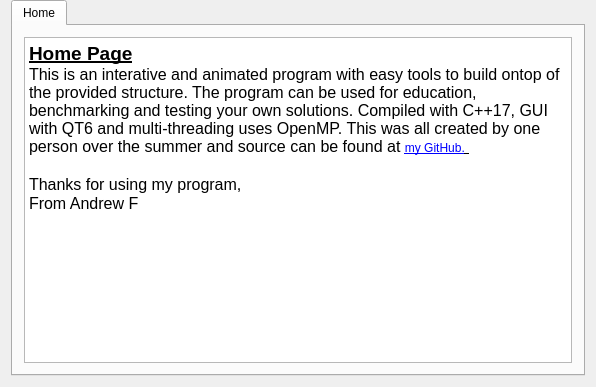
Qt form AF_Program/AF_Program/MainWidget.ui (AndrewF001/Andrews_Program) before a commit.
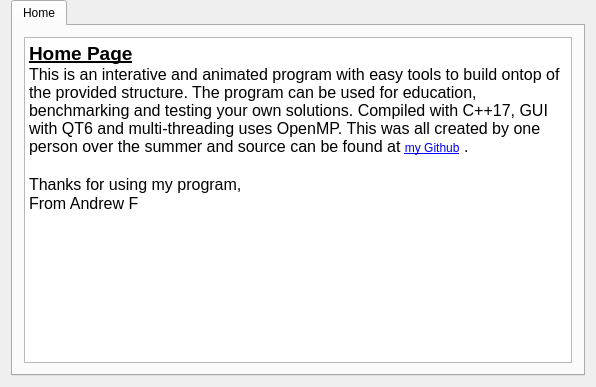
The same form after that commit. Icons and pictures are not drawn.

Commit message: fixed hyperlink on home page

The edit to the form file:
```diff
--- a/AF_Program/AF_Program/MainWidget.ui
+++ b/AF_Program/AF_Program/MainWidget.ui
@@ -40,17 +40,14 @@
       </attribute>
       <layout class="QVBoxLayout" name="verticalLayout">
        <item>
-        <widget class="QTextEdit" name="textEdit">
-         <property name="readOnly">
-          <bool>true</bool>
-         </property>
+        <widget class="QTextBrowser" name="textBrowser">
          <property name="html">
           <string>&lt;!DOCTYPE HTML PUBLIC &quot;-//W3C//DTD HTML 4.0//EN&quot; &quot;http://www.w3.org/TR/REC-html40/strict.dtd&quot;&gt;
 &lt;html&gt;&lt;head&gt;&lt;meta name=&quot;qrichtext&quot; content=&quot;1&quot; /&gt;&lt;meta charset=&quot;utf-8&quot; /&gt;&lt;style type=&quot;text/css&quot;&gt;
 p, li { white-space: pre-wrap; }
 &lt;/style&gt;&lt;/head&gt;&lt;body style=&quot; font-family:'Segoe UI'; font-size:9pt; font-weight:400; font-style:normal;&quot;&gt;
 &lt;p style=&quot; margin-top:0px; margin-bottom:0px; margin-left:0px; margin-right:0px; -qt-block-indent:0; text-indent:0px;&quot;&gt;&lt;span style=&quot; font-size:14pt; font-weight:700; text-decoration: underline;&quot;&gt;Home Page&lt;/span&gt; &lt;img src=&quot;:/MainWidget/GSD.jpg&quot; width=&quot;306&quot; height=&quot;188&quot; style=&quot;float: right;&quot; /&gt;&lt;/p&gt;
-&lt;p style=&quot; margin-top:0px; margin-bottom:0px; margin-left:0px; margin-right:0px; -qt-block-indent:0; text-indent:0px;&quot;&gt;&lt;span style=&quot; font-size:12pt;&quot;&gt;This is an interative and animated program with easy tools to build ontop of the provided structure. The program can be used for education, benchmarking and testing your own solutions. Compiled with C++17, GUI with QT6 and multi-threading uses OpenMP. This was all created by one person over the summer and source can be found at &lt;/span&gt;&lt;a href=&quot;https://github.com/AndrewF001/Andrews_Program&quot;&gt;&lt;span style=&quot; text-decoration: underline; color:#0000ff;&quot;&gt;my GitHub.&lt;/span&gt;&lt;/a&gt;&lt;a href=&quot;https://github.com/AndrewF001/Andrews_Program&quot;&gt;&lt;span style=&quot; font-size:12pt; text-decoration: underline; color:#000000;&quot;&gt; &lt;/span&gt;&lt;/a&gt;&lt;/p&gt;
+&lt;p style=&quot; margin-top:0px; margin-bottom:0px; margin-left:0px; margin-right:0px; -qt-block-indent:0; text-indent:0px;&quot;&gt;&lt;span style=&quot; font-size:12pt;&quot;&gt;This is an interative and animated program with easy tools to build ontop of the provided structure. The program can be used for education, benchmarking and testing your own solutions. Compiled with C++17, GUI with QT6 and multi-threading uses OpenMP. This was all created by one person over the summer and source can be found at &lt;/span&gt;&lt;a href=&quot;https://github.com/AndrewF001/Andrews_Program&quot;&gt;&lt;span style=&quot; text-decoration: underline; color:#0000ff;&quot;&gt;my Github&lt;/span&gt;&lt;/a&gt;&lt;span style=&quot; font-size:12pt;&quot;&gt; .&lt;/span&gt;&lt;/p&gt;
 &lt;p style=&quot;-qt-paragraph-type:empty; margin-top:0px; margin-bottom:0px; margin-left:0px; margin-right:0px; -qt-block-indent:0; text-indent:0px; font-size:12pt; color:#000000;&quot;&gt;&lt;br /&gt;&lt;/p&gt;
 &lt;p style=&quot; margin-top:0px; margin-bottom:0px; margin-left:0px; margin-right:0px; -qt-block-indent:0; text-indent:0px;&quot;&gt;&lt;span style=&quot; font-size:12pt; color:#000000;&quot;&gt;Thanks for using my program,&lt;/span&gt;&lt;/p&gt;
 &lt;p style=&quot; margin-top:0px; margin-bottom:0px; margin-left:0px; margin-right:0px; -qt-block-indent:0; text-indent:0px;&quot;&gt;&lt;span style=&quot; font-size:12pt; color:#000000;&quot;&gt;From Andrew F&lt;/span&gt;&lt;/p&gt;&lt;/body&gt;&lt;/html&gt;</string>
```
Left out of the diff: 3 changed lines with no effect on the pictures.
